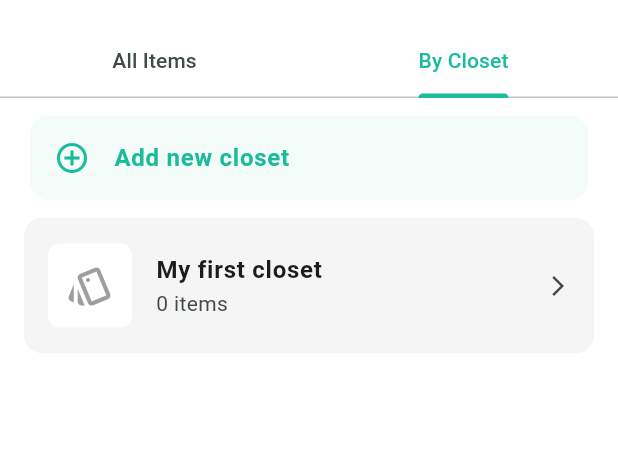
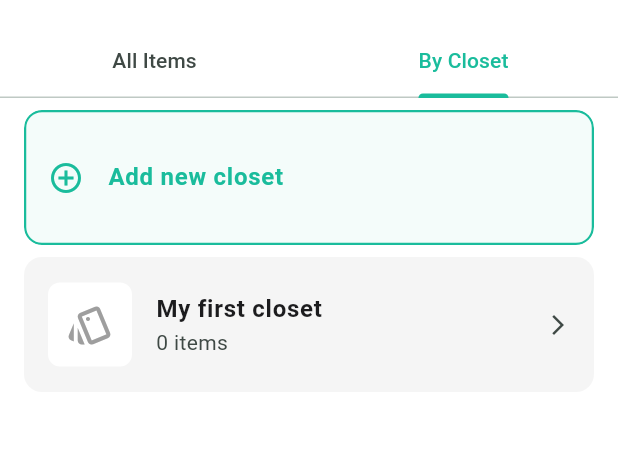
Before and after one commit to minhdatvn/MinCloset, a Flutter app: the ClosetsPage screen opened directly, tab 2 chosen, on a phone screen of 412 x 824 dp, the part 58-509 px from its top. Run offline on Flutter 3.47's test engine with Material 3 defaults, Android fonts, the light colour scheme and no system bars; drawn by our look-alikes of showcaseview; our stand-ins replace dotted_border, equatable, fl_chart, flutter_animate, flutter_dotenv, flutter_hooks and 22 more; missing offline and left inert: image_background_remover, pro_image_editor; accounts and stored records are empty; Roboto replaces fonts that are missing (BeVietnamPro).

Commit message:
Chỉnh chiều cao card Add closet bằng các card hiện closet

```diff
--- a/lib/screens/pages/closets_page.dart
+++ b/lib/screens/pages/closets_page.dart
@@ -401,17 +401,22 @@ class _ClosetsListTabState extends ConsumerState<_ClosetsListTab> {
                   ),
                 );
               }
-              return Showcase(
+              return SizedBox(
+                height: 90, // 1. Đặt chiều cao cố định là 90
+                child: Showcase(
                   key: QuestHintKeys.createClosetHintKey,
                   title: 'Create a New Closet',
                   description: 'Tap here to create a new closet, helping you organize your clothes for different purposes like "Work" or "Gym".',
                   child: Card(
+                    margin: EdgeInsets.zero, // 2. Đặt margin và elevation để khớp với thẻ closet
                     elevation: 0,
                     color: theme.colorScheme.primary.withValues(alpha:0.05),
-                  shape: RoundedRectangleBorder(borderRadius: BorderRadius.circular(12)),
-                  child: ListTile(
-                    leading: Icon(Icons.add_circle_outline, color: theme.colorScheme.primary),
-                    title: Text('Add new closet', style: TextStyle(color: theme.colorScheme.primary, fontWeight: FontWeight.bold)),
+                    shape: RoundedRectangleBorder(
+                      borderRadius: BorderRadius.circular(12),
+                      side: BorderSide(color: theme.colorScheme.primary, width: 1.5) // Thêm viền để nổi bật
+                    ),
+                    clipBehavior: Clip.antiAlias,
+                    child: InkWell( // 3. Bọc bằng InkWell để có hiệu ứng ripple
                       onTap: () {
                         showAnimatedDialog(
                           context,
@@ -423,6 +428,13 @@ class _ClosetsListTabState extends ConsumerState<_ClosetsListTab> {
                           ),
                         );
                       },
+                      child: Center(
+                        child: ListTile(
+                          leading: Icon(Icons.add_circle_outline, color: theme.colorScheme.primary),
+                          title: Text('Add new closet', style: TextStyle(color: theme.colorScheme.primary, fontWeight: FontWeight.bold)),
+                        ),
+                      ),
+                    ),
                   ),
                 ),
               );
```
Also changed, not shown: lib/screens/calendar_page.dart (+16 -0 lines). Lines whose indentation alone changed are shown as unchanged.
